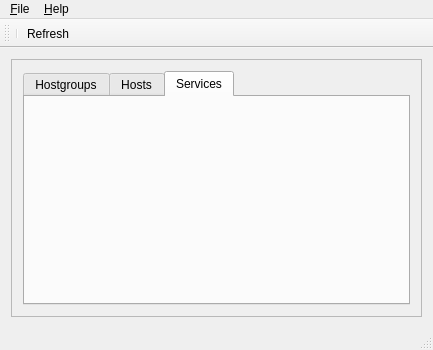
Above: mainwindow.ui from tomaso/nagtray before the change. Below: the same form after it.
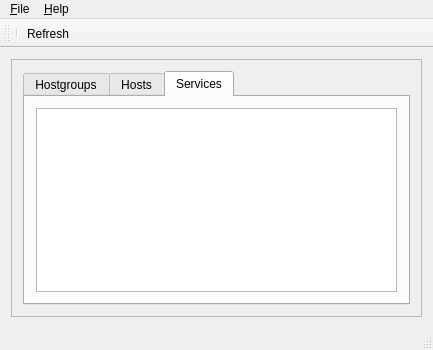
That is the form after the change. The open tabs and pages were chosen to show the change. Icons and pictures are not drawn.

Commit message: hostgroups and services

```diff
--- a/mainwindow.ui
+++ b/mainwindow.ui
@@ -18,7 +18,7 @@
     <normaloff>:/images/error.svg</normaloff>:/images/error.svg</iconset>
   </property>
   <widget class="QWidget" name="centralWidget">
-   <layout class="QVBoxLayout" name="verticalLayout_2">
+   <layout class="QHBoxLayout" name="horizontalLayout">
     <item>
      <widget class="QFrame" name="frame">
       <property name="frameShape">
@@ -57,6 +57,11 @@
           <attribute name="title">
            <string>Services</string>
           </attribute>
+          <layout class="QVBoxLayout" name="verticalLayout_2">
+           <item>
+            <widget class="QTreeView" name="serviceView"/>
+           </item>
+          </layout>
          </widget>
         </widget>
        </item>
```
Left out of the diff: 10 changed lines with no effect on the pictures. The commit also changes 7 other files.
